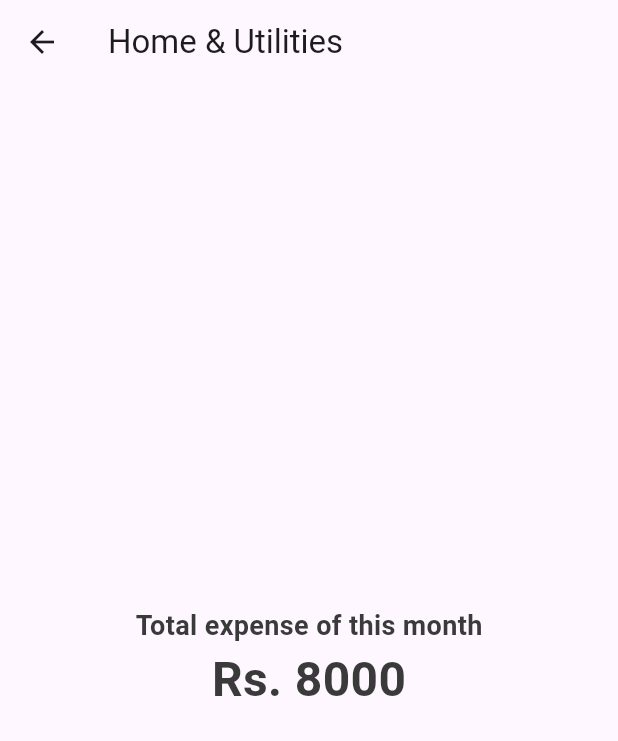
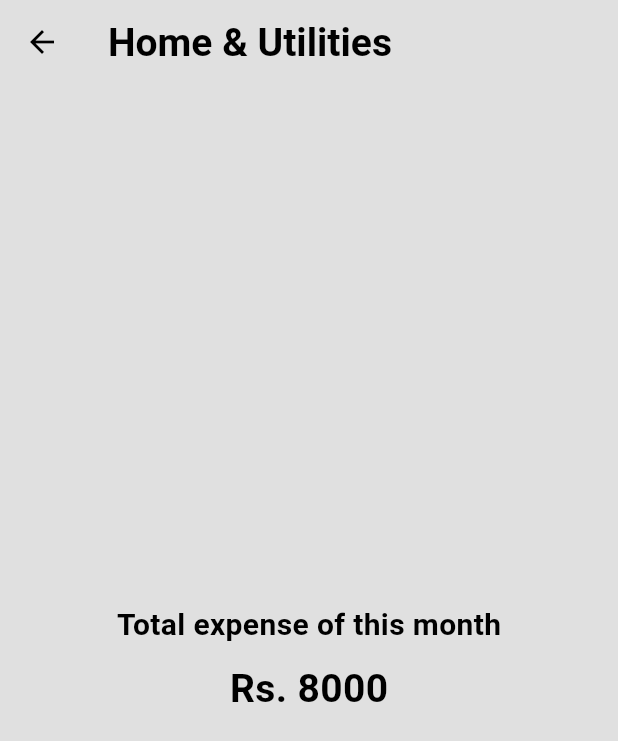
Before and after one commit to manish851127/Assignment_Lufick, a Flutter app: the HomeScreen screen opened by its route, after a tap on "Home & Utilities", on a phone screen of 412 x 824 dp. Shown: the top 741 px of the screen. Run offline on Flutter 3.47's test engine with Material 3 defaults, Android fonts, the phone set to English and light mode, and no system bars; our stand-ins replace email_validator, firebase_auth, firebase_core, fl_chart, flutter_bloc, google_sign_in and 1 more; accounts and stored records are empty.

Commit message:
ui change

```diff
--- a/lib/core/dart_theme.dart
+++ b/lib/core/dart_theme.dart
@@ -0,0 +1,14 @@
+import 'package:flutter/material.dart';
+
+ThemeData darkTheme = ThemeData(
+  brightness: Brightness.dark,
+  appBarTheme: const AppBarTheme(
+    backgroundColor: Colors.black,
+  ),
+  colorScheme: ColorScheme.dark(
+    primary: const Color.fromARGB(255, 255, 255, 255),
+    secondary: Colors.grey[900]!,
+    surface: Colors.black,
+    onPrimary: Colors.white
+  ),
+);
--- a/lib/core/light_theme.dart
+++ b/lib/core/light_theme.dart
@@ -0,0 +1,19 @@
+import 'package:flutter/material.dart';
+
+ThemeData lightTheme = ThemeData(
+  brightness: Brightness.light,
+  appBarTheme: const AppBarTheme(
+    backgroundColor: Colors.transparent,
+    elevation: 0,
+    iconTheme: IconThemeData(color: Colors.black),
+    titleTextStyle: TextStyle(color: Colors.black,fontSize: 20),
+  ),
+  colorScheme: ColorScheme.light(
+    primary: Color.fromARGB(255, 52, 52, 54),
+    secondary: Colors.grey[200]!,
+    surface: Colors.grey[300]!,
+    onPrimary: const Color.fromARGB(255, 44, 44, 44)
+
+
+  ),
+);
--- a/lib/main.dart
+++ b/lib/main.dart
@@ -1,3 +1,5 @@
+import 'package:assignment_lufick/core/dart_theme.dart';
+import 'package:assignment_lufick/core/light_theme.dart';
 import 'package:assignment_lufick/core/routes.dart';
 import 'package:assignment_lufick/presentation/screens/auth/login_screen.dart';
 import 'package:assignment_lufick/user_cubit/user_cubit.dart';
@@ -22,7 +24,9 @@ class MyApp extends StatelessWidget {
         BlocProvider(create: (context)=>  UserCubit())
       ],
 
-      child:const MaterialApp(
+      child: MaterialApp(
+        theme: lightTheme,
+        darkTheme: darkTheme,
         debugShowCheckedModeBanner: false,
         onGenerateRoute: Routes.onGenerateRoute,
         initialRoute: LoginScreen.routeName,
--- a/lib/presentation/screens/auth/login_screen.dart
+++ b/lib/presentation/screens/auth/login_screen.dart
@@ -54,7 +54,6 @@ class _LoginScreenState extends State<LoginScreen> {
                       textAlign: TextAlign.center,
                       style: TextStyle(
                           fontSize: 38,
-                          color: Colors.black87,
                           fontWeight: FontWeight.bold),
                     ),
                     const Space(),
@@ -115,7 +114,6 @@ class _LoginScreenState extends State<LoginScreen> {
                           "Dont't have a account? ",
                           style: TextStyle(
                               fontSize: 18,
-                              color: Colors.black87,
                               fontWeight: FontWeight.bold),
                         ),
                         LinkButton(
--- a/lib/presentation/screens/auth/signup_screen.dart
+++ b/lib/presentation/screens/auth/signup_screen.dart
@@ -78,7 +78,6 @@ final instance=FirebaseAuth.instance;
 
                     const  Text('Sign Up',textAlign:TextAlign.center, style: TextStyle(
                         fontSize: 38,
-                        color: Colors.black87,
                         fontWeight: FontWeight.bold
                       ),),
 
@@ -151,7 +150,6 @@ final instance=FirebaseAuth.instance;
                       children: [
                        const  Text("Already have an account? ", style: TextStyle(
                         fontSize: 18,
-                        color: Colors.black87,
                         fontWeight: FontWeight.bold
                       ),),
                       LinkButton(buttonName: "Sign In",function: (){
--- a/lib/presentation/screens/home/home_screen.dart
+++ b/lib/presentation/screens/home/home_screen.dart
@@ -21,16 +21,20 @@ class _HomeScreenState extends State<HomeScreen> {
 
   @override
   Widget build(BuildContext context) {
+    ColorScheme mycolor= Theme.of(context).colorScheme;
     return Scaffold(
+      backgroundColor: Theme.of(context).colorScheme.primary,
       bottomNavigationBar: BottomNavigationBar(
+        unselectedLabelStyle: TextStyle(color: Colors.black,fontSize: 14),
+        fixedColor: mycolor.onPrimary,
         onTap: (value) {
           setState(() {
             currentIndex=value;
           });
         },
-        items:const [
-          BottomNavigationBarItem(icon: Icon(CupertinoIcons.home),label: 'Home'),
-          BottomNavigationBarItem(icon: Icon(CupertinoIcons.person_fill),label: 'Profile'),
+        items: [
+          BottomNavigationBarItem(icon: Icon(Icons.home),label: 'Home'),
+          BottomNavigationBarItem(icon: Icon(Icons.person,color: mycolor.onPrimary,),label: 'Profile'),
 
         ]
         ),
--- a/lib/presentation/screens/home/profile_screen.dart
+++ b/lib/presentation/screens/home/profile_screen.dart
@@ -21,7 +21,7 @@ class _ProfileScreenState extends State<ProfileScreen> {
       final userCubit = context.read<UserCubit>(); // Access the UserCubit
       return Scaffold(
         appBar: AppBar(
-          title: const Text('My Profile',style: TextStyle(fontWeight: FontWeight.bold),),
+          title: const Text('My Profile',style: TextStyle(fontWeight: FontWeight.bold,fontSize: 26),),
           centerTitle: true,
         ),
         body: Padding(
@@ -43,11 +43,11 @@ class _ProfileScreenState extends State<ProfileScreen> {
               Column(children: [
                 Text(
                   '${userCubit.userCredential!.user!.displayName }',
-                  style: TextStyles.heading1,
+                  style: TextStyle(fontSize: 35,fontWeight: FontWeight.bold),
                   ),
               Text(
                   '${userCubit.userCredential!.user!.email }',
-                  style: TextStyles.body1,
+                  style: TextStyle(fontSize: 16,fontWeight: FontWeight.normal),
                   ),
                   Space(),
                ClipRRect(
--- a/lib/presentation/screens/home/user_feed_screen.dart
+++ b/lib/presentation/screens/home/user_feed_screen.dart
@@ -27,11 +27,11 @@ class _UserFeedScreenState extends State<UserFeedScreen> {
   @override
   Widget build(BuildContext context) {
     return Scaffold(
-      appBar: AppBar(title: Text('Expenses',style: TextStyles.heading1,),centerTitle: false,
+      appBar: AppBar(title: Text('Expenses',style: TextStyle(fontSize: 26,fontWeight: FontWeight.bold),),centerTitle: true,
        actions: [
           TextButton(
             onPressed: _exportToPDF,
-            child: Text("Export to PDF"),
+            child: Text("Export to PDF",),
           ),
         ],
 
@@ -42,10 +42,10 @@ class _UserFeedScreenState extends State<UserFeedScreen> {
          children: [
            PieChartPage(),
 
-           Container(height: 30,color: Colors.white,),
+           Container(height: 30),
            Padding(
              padding: const EdgeInsets.only(left: 10,top: 10),
-             child: Text('Top spending by categories',style: TextStyles.heading2,),
+             child: Text('Top spending by categories',style: TextStyle(fontSize: 22,fontWeight: FontWeight.bold),),
            ),
            Space(),
            ListView.builder(
--- a/lib/presentation/screens/other/expense_details_page.dart
+++ b/lib/presentation/screens/other/expense_details_page.dart
@@ -1,4 +1,5 @@
 import 'package:assignment_lufick/core/ui.dart';
+import 'package:assignment_lufick/presentation/widgets/space_widget.dart';
 import 'package:flutter/material.dart';
 
 class ExpenseDetailsPage extends StatefulWidget {
@@ -16,14 +17,14 @@ class _ExpenseDetailsPageState extends State<ExpenseDetailsPage> {
   @override
   Widget build(BuildContext context) {
     return Scaffold(
-      appBar: AppBar(title: Text('${widget.title}'),),
+      appBar: AppBar(title: Text('${widget.title}',style: TextStyle(fontSize: 26,fontWeight: FontWeight.bold),),),
       body: Center(child: Column(
         mainAxisAlignment: MainAxisAlignment.center,
         crossAxisAlignment: CrossAxisAlignment.center,
         children: [
-          Text('Total expense of this month',style: TextStyles.heading3,),
-
-          Text('Rs. ${widget.expense}',style: TextStyles.heading1,),
+          Text('Total expense of this month',style: TextStyle(fontSize: 20,fontWeight: FontWeight.bold),),
+           Space(),
+          Text('Rs. ${widget.expense}',style: TextStyle(fontSize: 26,fontWeight: FontWeight.bold),),
         ],
       ),),
     );
```
